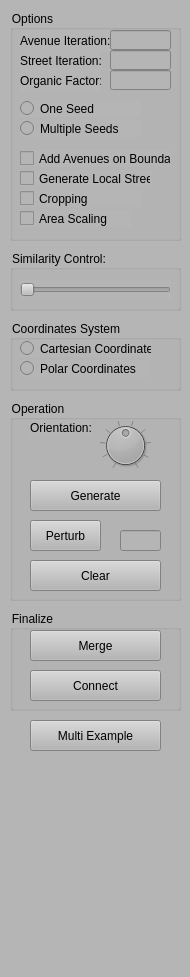
Above: StreetDesigner/ControlWidget.ui from gnishida/StreetDesigner before the change. Below: the same form after it.
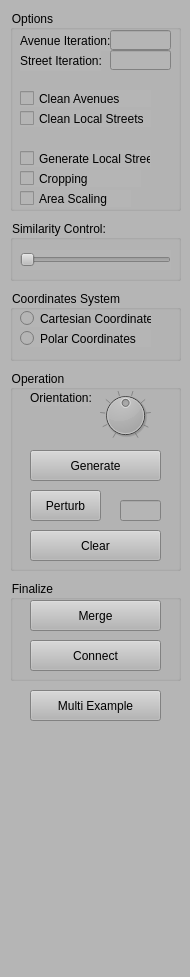
That is the form after the change.

```diff
--- a/StreetDesigner/ControlWidget.ui
+++ b/StreetDesigner/ControlWidget.ui
@@ -24,7 +24,7 @@
     <property name="geometry">
      <rect>
       <x>10</x>
-      <y>400</y>
+      <y>370</y>
       <width>171</width>
       <height>201</height>
      </rect>
@@ -135,25 +135,12 @@
       <x>10</x>
       <y>10</y>
       <width>171</width>
-      <height>231</height>
+      <height>201</height>
      </rect>
     </property>
     <property name="title">
      <string>Options</string>
     </property>
-    <widget class="QCheckBox" name="checkBoxAddAvenuesOnBoundary">
-     <property name="geometry">
-      <rect>
-       <x>10</x>
-       <y>140</y>
-       <width>151</width>
-       <height>17</height>
-      </rect>
-     </property>
-     <property name="text">
-      <string>Add Avenues on Boundary</string>
-     </property>
-    </widget>
     <widget class="QLabel" name="label">
      <property name="geometry">
       <rect>
@@ -184,7 +171,7 @@
      <property name="geometry">
       <rect>
        <x>10</x>
-       <y>160</y>
+       <y>140</y>
        <width>131</width>
        <height>17</height>
       </rect>
@@ -193,69 +180,11 @@
       <string>Generate Local Streets</string>
      </property>
     </widget>
-    <widget class="QLabel" name="label_8">
-     <property name="geometry">
-      <rect>
-       <x>10</x>
-       <y>60</y>
-       <width>81</width>
-       <height>21</height>
-      </rect>
-     </property>
-     <property name="text">
-      <string>Organic Factor:</string>
-     </property>
-    </widget>
-    <widget class="QLineEdit" name="lineEditOrganicFactor">
-     <property name="geometry">
-      <rect>
-       <x>100</x>
-       <y>60</y>
-       <width>61</width>
-       <height>20</height>
-      </rect>
-     </property>
-     <property name="alignment">
-      <set>Qt::AlignRight|Qt::AlignTrailing|Qt::AlignVCenter</set>
-     </property>
-    </widget>
-    <widget class="QRadioButton" name="radioButtonOneSeed">
-     <property name="geometry">
-      <rect>
-       <x>10</x>
-       <y>90</y>
-       <width>121</width>
-       <height>17</height>
-      </rect>
-     </property>
-     <property name="text">
-      <string>One Seed</string>
-     </property>
-     <attribute name="buttonGroup">
-      <string>buttonGroup</string>
-     </attribute>
-    </widget>
-    <widget class="QRadioButton" name="radioButtonMultiSeeds">
-     <property name="geometry">
-      <rect>
-       <x>10</x>
-       <y>110</y>
-       <width>121</width>
-       <height>17</height>
-      </rect>
-     </property>
-     <property name="text">
-      <string>Multiple Seeds</string>
-     </property>
-     <attribute name="buttonGroup">
-      <string>buttonGroup</string>
-     </attribute>
-    </widget>
     <widget class="QCheckBox" name="checkBoxCropping">
      <property name="geometry">
       <rect>
        <x>10</x>
-       <y>180</y>
+       <y>160</y>
        <width>121</width>
        <height>17</height>
       </rect>
@@ -268,7 +197,7 @@
      <property name="geometry">
       <rect>
        <x>10</x>
-       <y>200</y>
+       <y>180</y>
        <width>111</width>
        <height>17</height>
       </rect>
@@ -303,12 +232,38 @@
       <set>Qt::AlignRight|Qt::AlignTrailing|Qt::AlignVCenter</set>
      </property>
     </widget>
+    <widget class="QCheckBox" name="checkBoxCleanAvenues">
+     <property name="geometry">
+      <rect>
+       <x>10</x>
+       <y>80</y>
+       <width>131</width>
+       <height>17</height>
+      </rect>
+     </property>
+     <property name="text">
+      <string>Clean Avenues</string>
+     </property>
+    </widget>
+    <widget class="QCheckBox" name="checkBoxCleanStreets">
+     <property name="geometry">
+      <rect>
+       <x>10</x>
+       <y>100</y>
+       <width>131</width>
+       <height>17</height>
+      </rect>
+     </property>
+     <property name="text">
+      <string>Clean Local Streets</string>
+     </property>
+    </widget>
    </widget>
    <widget class="QGroupBox" name="groupBox_4">
     <property name="geometry">
      <rect>
       <x>10</x>
-      <y>320</y>
+      <y>290</y>
       <width>171</width>
       <height>71</height>
      </rect>
@@ -353,7 +308,7 @@
     <property name="geometry">
      <rect>
       <x>10</x>
-      <y>610</y>
+      <y>580</y>
       <width>171</width>
       <height>101</height>
      </rect>
@@ -392,7 +347,7 @@
     <property name="geometry">
      <rect>
       <x>10</x>
-      <y>250</y>
+      <y>220</y>
       <width>171</width>
       <height>61</height>
      </rect>
@@ -421,7 +376,7 @@
     <property name="geometry">
      <rect>
       <x>30</x>
-      <y>720</y>
+      <y>690</y>
       <width>131</width>
       <height>31</height>
      </rect>
```
Left out of the diff: 1 changed line with no effect on the pictures.
